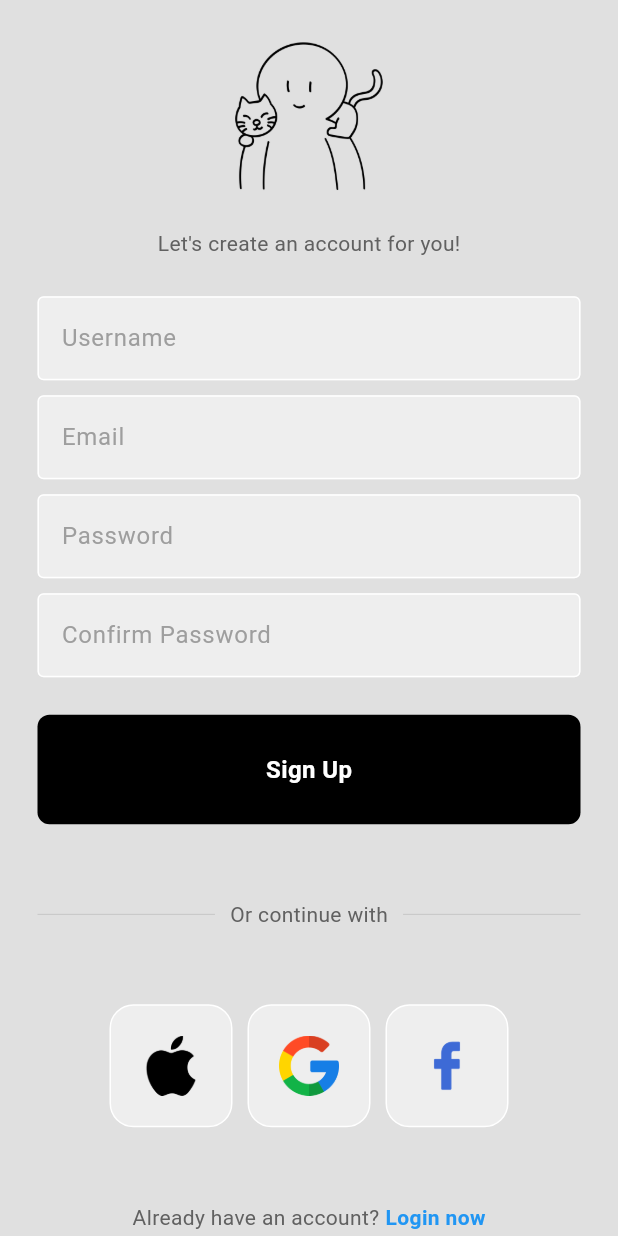
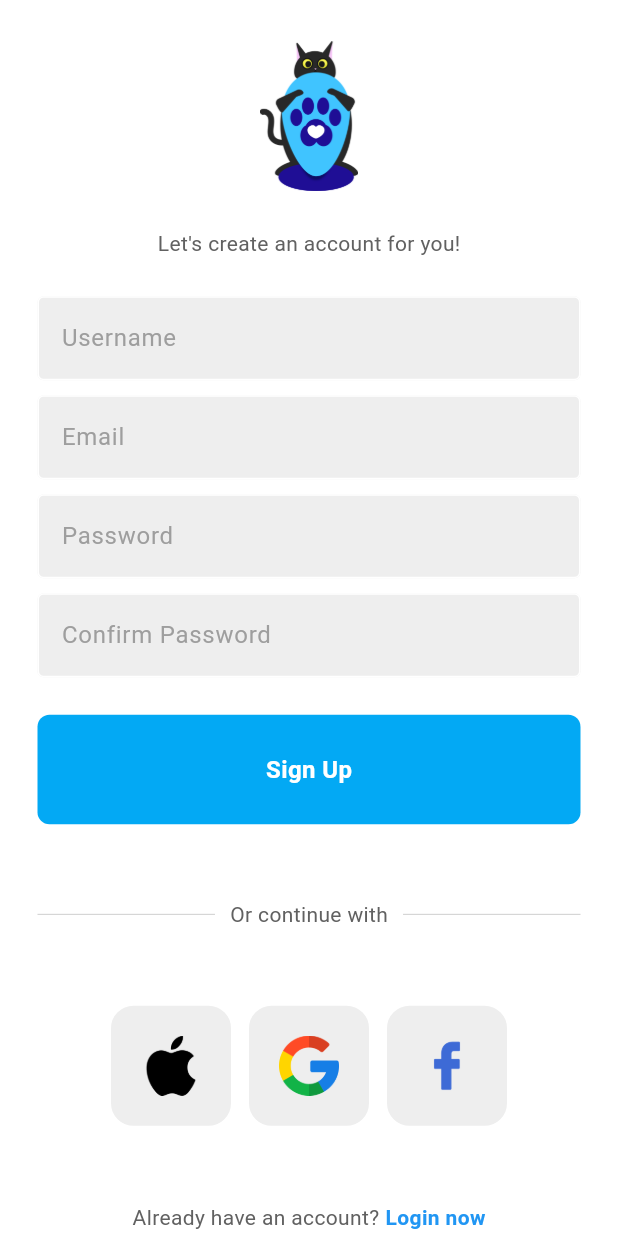
Before and after one commit to PuriSipSip/SocialCat, a Flutter app: the screen it shows after launch, after a tap on "Register now", on a phone screen of 412 x 824 dp. Run offline on Flutter 3.47's test engine with Material 3 defaults, Android fonts, the phone set to English and light mode, and no system bars; our stand-ins replace cached_network_image, carousel_slider, cloud_firestore, cross_file, firebase_auth, firebase_core and 10 more; missing offline and left inert: qr_code_scanner; accounts and stored records are empty; network calls fail.

Commit message:
Update logo , bg color

```diff
--- a/lib/components/my_button.dart
+++ b/lib/components/my_button.dart
@@ -19,7 +19,7 @@ class MyButton extends StatelessWidget {
         padding: const EdgeInsets.all(25),
         margin: const EdgeInsets.symmetric(horizontal: 25),
         decoration: BoxDecoration(
-          color: Colors.black,
+          color: Colors.lightBlue,
           borderRadius: BorderRadius.circular(8),
         ),
         child: Center(
--- a/lib/pages/login_page.dart
+++ b/lib/pages/login_page.dart
@@ -59,7 +59,7 @@ class _LoginPageState extends State<LoginPage> {
             title: Center(
               child: Text(
                 message,
-                style: const TextStyle(color: Colors.white),
+                style: const TextStyle(color: Color(0xF9F9F9FF)),
               ),
             ));
       },
@@ -70,7 +70,7 @@ class _LoginPageState extends State<LoginPage> {
   @override
   Widget build(BuildContext context) {
     return Scaffold(
-      backgroundColor: Colors.grey[300],
+      backgroundColor: Colors.white,
       body: SafeArea(
         child: Center(
           child: SingleChildScrollView(
@@ -81,16 +81,16 @@ class _LoginPageState extends State<LoginPage> {
 
                 // logo
                 Image.asset(
-                  'lib/images/Logo.png',
-                  width: 140,
-                  height: 140,
+                  'lib/images/LogoCat.png',
+                  width: 150,
+                  height: 150,
                 ),
 
                 const SizedBox(height: 50),
 
                 // Welcome back you've been missed!
                 Text(
-                  'Welcome back you\'ve been missed!',
+                  'We’ve been waiting for you, meow!',
                   style: TextStyle(
                     color: Colors.grey[700],
                   ),
--- a/lib/pages/register_page.dart
+++ b/lib/pages/register_page.dart
@@ -92,7 +92,7 @@ class _RegisterPageState extends State<RegisterPage> {
             title: Center(
               child: Text(
                 message,
-                style: const TextStyle(color: Colors.white),
+                style: const TextStyle(color: Color(0xF9F9F9FF)),
               ),
             ));
       },
@@ -103,7 +103,7 @@ class _RegisterPageState extends State<RegisterPage> {
   @override
   Widget build(BuildContext context) {
     return Scaffold(
-      backgroundColor: Colors.grey[300],
+      backgroundColor: Colors.white,
       body: SafeArea(
         child: Center(
           child: SingleChildScrollView(
@@ -114,7 +114,7 @@ class _RegisterPageState extends State<RegisterPage> {
 
                 // logo
                 Image.asset(
-                  'lib/images/Logo.png',
+                  'lib/images/LogoCat.png',
                   width: 100,
                   height: 100,
                 ),
```
Also changed, not shown: lib/images/LogoCat.png (added).
